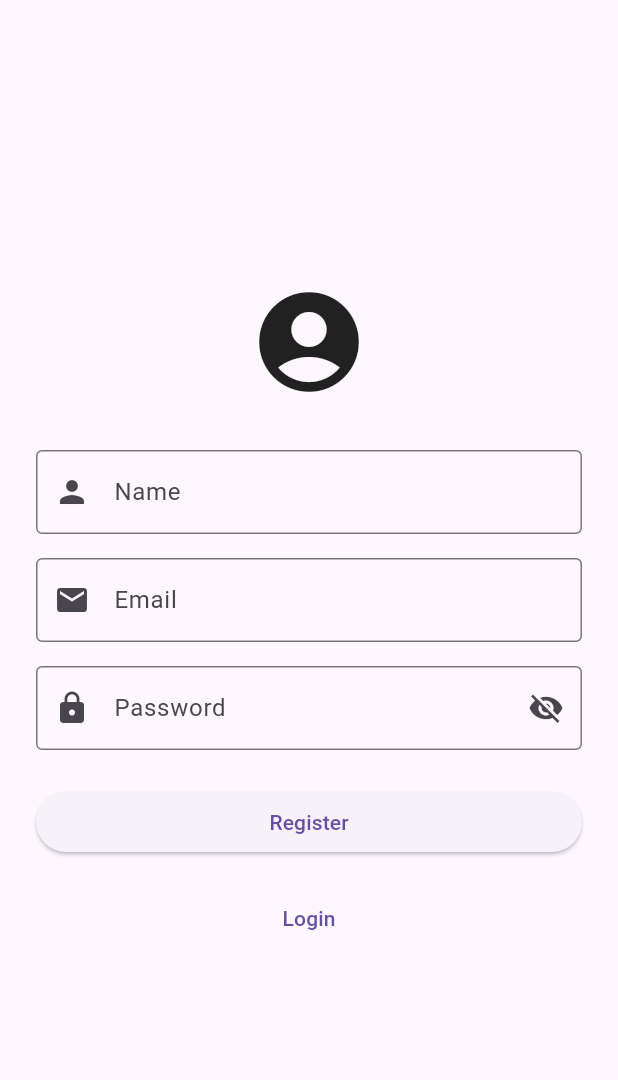
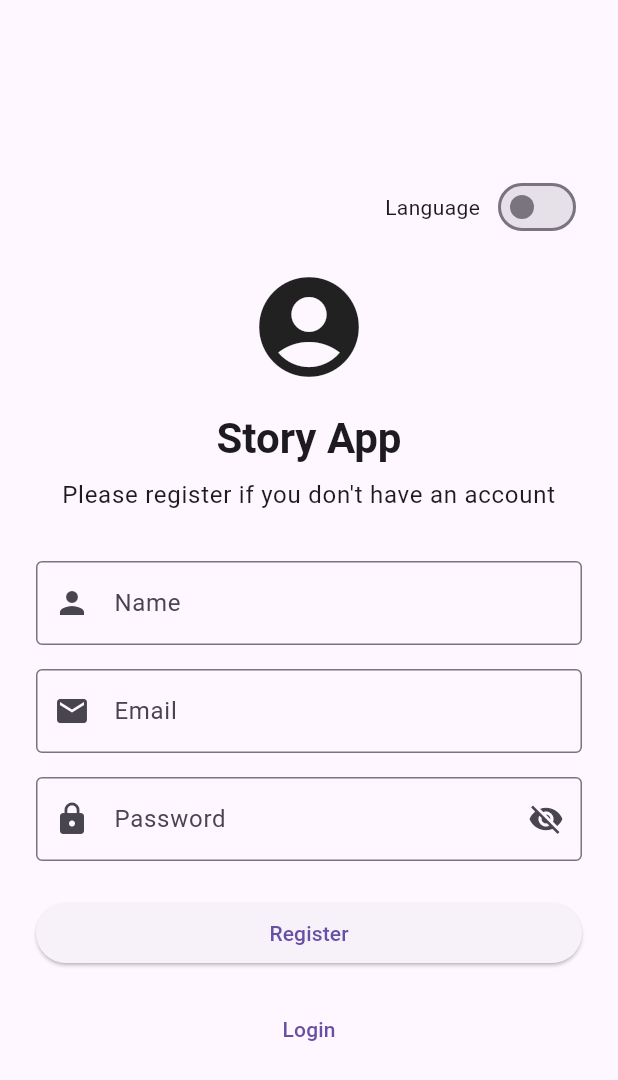
Before and after one commit to RulyOctareza/dicoding_story_app, a Flutter app: the screen it shows after launch, after a tap on "Login", after a tap on "Register", on a phone screen of 412 x 824 dp. Shown: the top 1080 px of the screen. Run offline on Flutter 3.47's test engine with Material 3 defaults, Android fonts, the phone set to English and light mode, and no system bars; our stand-ins replace flutter_local_notifications, image_picker, shared_preferences.

Commit message:
Add localization support and enhance UI in login and register screens

```diff
--- a/lib/l10n/app_localizations.dart
+++ b/lib/l10n/app_localizations.dart
@@ -26,12 +26,20 @@ class AppLocalizations {
       'no_data': 'No data available',
       'error': 'An error occurred',
       'loading': 'Loading...',
+      'story_app': 'Story App',
+      'please_login': 'Please login to continue',
+      'please_register': 'Please register if you don\'t have an account',
+      'language': 'Language',
     },
     'id': {
       'app_title': 'Aplikasi Cerita Dicoding',
       'login': 'Masuk',
       'register': 'Daftar',
       'email': 'Email',
+      'story_app': 'Aplikasi Cerita',
+      'please_login': 'Silakan masuk untuk melanjutkan',
+      'please_register': 'Silakan daftar jika belum punya akun',
+      'language': 'Bahasa',
       'password': 'Kata Sandi',
       'logout': 'Keluar',
       'stories': 'Cerita',
--- a/lib/routes/app_router.dart
+++ b/lib/routes/app_router.dart
@@ -3,6 +3,7 @@ import '../screens/splash_screen.dart';
 import '../screens/login_screen.dart';
 import '../screens/register_screen.dart';
 import '../screens/home_screen.dart';
+import 'page_transitions.dart';
 
 class AppRouter {
   static final GlobalKey<NavigatorState> navigatorKey =
@@ -11,16 +12,16 @@ class AppRouter {
   static Route<dynamic> onGenerateRoute(RouteSettings settings) {
     switch (settings.name) {
       case '/splash':
-        return MaterialPageRoute(builder: (_) => const SplashScreen());
+        return FadePageRoute(page: const SplashScreen());
       case '/login':
-        return MaterialPageRoute(builder: (_) => const LoginScreen());
+        return SlidePageRoute(page: const LoginScreen());
       case '/register':
-        return MaterialPageRoute(builder: (_) => const RegisterScreen());
+        return SlidePageRoute(page: const RegisterScreen());
       case '/home':
-        return MaterialPageRoute(builder: (_) => const HomeScreen());
+        return FadePageRoute(page: const HomeScreen());
       case '/':
       default:
-        return MaterialPageRoute(builder: (_) => const SplashScreen());
+        return FadePageRoute(page: const SplashScreen());
     }
   }
 }
--- /dev/null
+++ b/lib/routes/page_transitions.dart
@@ -0,0 +1,37 @@
+import 'package:flutter/material.dart';
+
+class FadePageRoute<T> extends PageRouteBuilder<T> {
+  final Widget page;
+
+  FadePageRoute({required this.page})
+      : super(
+          pageBuilder: (context, animation, secondaryAnimation) => page,
+          transitionsBuilder: (context, animation, secondaryAnimation, child) {
+            return FadeTransition(
+              opacity: animation,
+              child: child,
+            );
+          },
+        );
+}
+
+class SlidePageRoute<T> extends PageRouteBuilder<T> {
+  final Widget page;
+
+  SlidePageRoute({required this.page})
+      : super(
+          pageBuilder: (context, animation, secondaryAnimation) => page,
+          transitionsBuilder: (context, animation, secondaryAnimation, child) {
+            const begin = Offset(1.0, 0.0);
+            const end = Offset.zero;
+            const curve = Curves.easeInOut;
+            var tween = Tween(begin: begin, end: end).chain(
+              CurveTween(curve: curve),
+            );
+            return SlideTransition(
+              position: animation.drive(tween),
+              child: child,
+            );
+          },
+        );
+}
--- a/lib/screens/home_screen.dart
+++ b/lib/screens/home_screen.dart
@@ -147,11 +147,6 @@ class _HomeScreenState extends State<HomeScreen> {
             subtitle: Column(
               crossAxisAlignment: CrossAxisAlignment.start,
               children: [
-                Text(
-                  story.description,
-                  maxLines: 2,
-                  overflow: TextOverflow.ellipsis,
-                ),
                 const SizedBox(height: 4),
                 Text(
                   DateTimeUtils.getRelativeTime(story.createdAt),
--- a/lib/screens/login_screen.dart
+++ b/lib/screens/login_screen.dart
@@ -1,8 +1,10 @@
 import 'package:flutter/material.dart';
 import 'package:provider/provider.dart';
 import '../providers/session_provider.dart';
+import '../providers/locale_provider.dart';
 import '../l10n/app_localizations.dart';
 import '../utils/validation_utils.dart';
+import '../widgets/form_fields.dart';
 
 class LoginScreen extends StatefulWidget {
   const LoginScreen({super.key});
@@ -21,6 +23,7 @@ class _LoginScreenState extends State<LoginScreen> {
   Widget build(BuildContext context) {
     final loc = AppLocalizations.of(context);
     final sessionProvider = Provider.of<SessionProvider>(context);
+    final localeProvider = Provider.of<LocaleProvider>(context);
     return Scaffold(
       body: Center(
         child: SingleChildScrollView(
@@ -30,26 +33,51 @@ class _LoginScreenState extends State<LoginScreen> {
             child: Column(
               mainAxisAlignment: MainAxisAlignment.center,
               children: [
+                // Language Switch
+                Row(
+                  mainAxisAlignment: MainAxisAlignment.end,
+                  children: [
+                    Text(loc.translate('language')),
+                    const SizedBox(width: 8),
+                    Switch(
+                      value: localeProvider.isIndonesian,
+                      onChanged: (value) {
+                        localeProvider.setLocale(value ? 'id' : 'en');
+                      },
+                    ),
+                  ],
+                ),
+                const SizedBox(height: 16),
                 const Icon(Icons.account_circle, size: 80),
+                const SizedBox(height: 16),
+                Text(
+                  loc.translate('story_app'),
+                  style: Theme.of(context).textTheme.headlineMedium?.copyWith(
+                    fontWeight: FontWeight.bold,
+                  ),
+                ),
+                const SizedBox(height: 8),
+                Text(
+                  loc.translate('please_login'),
+                  style: Theme.of(context).textTheme.bodyLarge,
+                  textAlign: TextAlign.center,
+                ),
                 const SizedBox(height: 32),
-                TextFormField(
+                CustomTextFormField(
                   controller: _emailController,
-                  decoration: InputDecoration(
-                    labelText: loc.translate('email'),
-                    prefixIcon: const Icon(Icons.email),
-                    border: const OutlineInputBorder(),
-                  ),
+                  label: loc.translate('email'),
+                  prefixIcon: Icons.email,
                   keyboardType: TextInputType.emailAddress,
                   textInputAction: TextInputAction.next,
                   validator: ValidationUtils.validateEmail,
                 ),
                 const SizedBox(height: 16),
-                TextFormField(
+                CustomTextFormField(
                   controller: _passwordController,
-                  decoration: InputDecoration(
-                    labelText: loc.translate('password'),
-                    prefixIcon: const Icon(Icons.lock),
-                    border: const OutlineInputBorder(),
+                  label: loc.translate('password'),
+                  prefixIcon: Icons.lock,
+                  obscureText: _obscurePassword,
+                  validator: ValidationUtils.validatePassword,
                   suffixIcon: IconButton(
                     icon: Icon(
                       _obscurePassword
@@ -62,9 +90,6 @@ class _LoginScreenState extends State<LoginScreen> {
                       });
                     },
                   ),
-                  ),
-                  obscureText: _obscurePassword,
-                  validator: ValidationUtils.validatePassword,
                 ),
                 const SizedBox(height: 24),
                 if (sessionProvider.errorMessage != null)
--- a/lib/screens/register_screen.dart
+++ b/lib/screens/register_screen.dart
@@ -1,8 +1,10 @@
 import 'package:flutter/material.dart';
 import 'package:provider/provider.dart';
 import '../providers/session_provider.dart';
+import '../providers/locale_provider.dart';
 import '../l10n/app_localizations.dart';
 import '../utils/validation_utils.dart';
+import '../widgets/form_fields.dart';
 
 class RegisterScreen extends StatefulWidget {
   const RegisterScreen({super.key});
@@ -22,6 +24,8 @@ class _RegisterScreenState extends State<RegisterScreen> {
   Widget build(BuildContext context) {
     final loc = AppLocalizations.of(context);
     final sessionProvider = Provider.of<SessionProvider>(context);
+    final localeProvider = Provider.of<LocaleProvider>(context);
+
     return Scaffold(
       body: Center(
         child: SingleChildScrollView(
@@ -31,39 +35,62 @@ class _RegisterScreenState extends State<RegisterScreen> {
             child: Column(
               mainAxisAlignment: MainAxisAlignment.center,
               children: [
-                const Icon(Icons.account_circle, size: 80),
-                const SizedBox(height: 32),
-                TextFormField(
-                  controller: _nameController,
-                  decoration: InputDecoration(
-                    labelText: 'Name',
-                    prefixIcon: const Icon(Icons.person),
-                    border: const OutlineInputBorder(),
+                // Language Switch
+                Row(
+                  mainAxisAlignment: MainAxisAlignment.end,
+                  children: [
+                    Text(loc.translate('language')),
+                    const SizedBox(width: 8),
+                    Switch(
+                      value: localeProvider.isIndonesian,
+                      onChanged: (value) {
+                        localeProvider.setLocale(value ? 'id' : 'en');
+                      },
                     ),
-                  textInputAction: TextInputAction.next,
-                  validator:
-                      (value) =>
-                          ValidationUtils.validateRequired(value, 'Name'),
+                  ],
                 ),
                 const SizedBox(height: 16),
-                TextFormField(
+                const Icon(Icons.account_circle, size: 80),
+                const SizedBox(height: 16),
+                Text(
+                  loc.translate('story_app'),
+                  style: Theme.of(context).textTheme.headlineMedium?.copyWith(
+                    fontWeight: FontWeight.bold,
+                  ),
+                ),
+                const SizedBox(height: 8),
+                Text(
+                  loc.translate('please_register'),
+                  style: Theme.of(context).textTheme.bodyLarge,
+                  textAlign: TextAlign.center,
+                ),
+                const SizedBox(height: 32),
+                CustomTextFormField(
+                  controller: _nameController,
+                  label: 'Name',
+                  prefixIcon: Icons.person,
+                  textInputAction: TextInputAction.next,
+                  validator: (value) => ValidationUtils.validateRequired(
+                    value,
+                    'Name',
+                  ),
+                ),
+                const SizedBox(height: 16),
+                CustomTextFormField(
                   controller: _emailController,
-                  decoration: InputDecoration(
-                    labelText: loc.translate('email'),
-                    prefixIcon: const Icon(Icons.email),
-                    border: const OutlineInputBorder(),
-                  ),
+                  label: loc.translate('email'),
+                  prefixIcon: Icons.email,
                   keyboardType: TextInputType.emailAddress,
                   textInputAction: TextInputAction.next,
                   validator: ValidationUtils.validateEmail,
                 ),
                 const SizedBox(height: 16),
-                TextFormField(
+                CustomTextFormField(
                   controller: _passwordController,
-                  decoration: InputDecoration(
-                    labelText: loc.translate('password'),
-                    prefixIcon: const Icon(Icons.lock),
-                    border: const OutlineInputBorder(),
+                  label: loc.translate('password'),
+                  prefixIcon: Icons.lock,
+                  obscureText: _obscurePassword,
+                  validator: ValidationUtils.validatePassword,
                   suffixIcon: IconButton(
                     icon: Icon(
                       _obscurePassword
@@ -76,9 +103,6 @@ class _RegisterScreenState extends State<RegisterScreen> {
                       });
                     },
                   ),
-                  ),
-                  obscureText: _obscurePassword,
-                  validator: ValidationUtils.validatePassword,
                 ),
                 const SizedBox(height: 24),
                 if (sessionProvider.errorMessage != null)
@@ -93,8 +117,7 @@ class _RegisterScreenState extends State<RegisterScreen> {
                 SizedBox(
                   width: double.infinity,
                   child: ElevatedButton(
-                    onPressed:
-                        sessionProvider.isLoading
+                    onPressed: sessionProvider.isLoading
                         ? null
                         : () {
                             if (_formKey.currentState!.validate()) {
@@ -106,8 +129,7 @@ class _RegisterScreenState extends State<RegisterScreen> {
                               );
                             }
                           },
-                    child:
-                        sessionProvider.isLoading
+                    child: sessionProvider.isLoading
                         ? const SizedBox(
                             height: 20,
                             width: 20,
--- /dev/null
+++ b/lib/widgets/form_fields.dart
@@ -0,0 +1,41 @@
+import 'package:flutter/material.dart';
+
+class CustomTextFormField extends StatelessWidget {
+  final TextEditingController controller;
+  final String label;
+  final IconData prefixIcon;
+  final bool obscureText;
+  final TextInputType? keyboardType;
+  final TextInputAction? textInputAction;
+  final String? Function(String?)? validator;
+  final Widget? suffixIcon;
+
+  const CustomTextFormField({
+    super.key,
+    required this.controller,
+    required this.label,
+    required this.prefixIcon,
+    this.obscureText = false,
+    this.keyboardType,
+    this.textInputAction,
+    this.validator,
+    this.suffixIcon,
+  });
+
+  @override
+  Widget build(BuildContext context) {
+    return TextFormField(
+      controller: controller,
+      decoration: InputDecoration(
+        labelText: label,
+        prefixIcon: Icon(prefixIcon),
+        border: const OutlineInputBorder(),
+        suffixIcon: suffixIcon,
+      ),
+      obscureText: obscureText,
+      keyboardType: keyboardType,
+      textInputAction: textInputAction,
+      validator: validator,
+    );
+  }
+}
```
Lines whose indentation alone changed are shown as unchanged.
